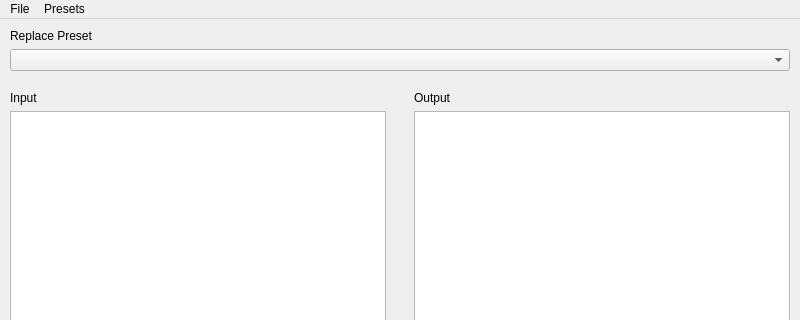
First picture: the form in src/mainwindow.ui, repository nikelaz/replacr, before the edit; both pictures show x 0 to 800 and y 0 to 320 of the 800 by 600 pixel window.
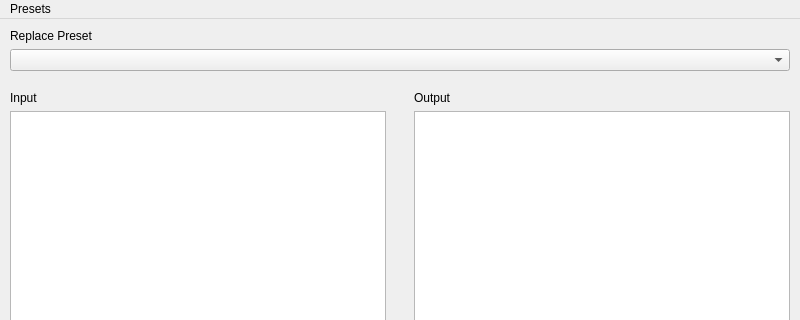
Second picture: the form after the edit. Icons and pictures are not drawn.

```diff
--- a/src/mainwindow.ui
+++ b/src/mainwindow.ui
@@ -13,6 +13,12 @@
   <property name="windowTitle">
    <string>Replacr</string>
   </property>
+  <property name="iconSize">
+   <size>
+    <width>5</width>
+    <height>5</height>
+   </size>
+  </property>
   <widget class="QWidget" name="centralwidget">
    <layout class="QVBoxLayout" name="verticalLayout_5">
     <property name="spacing">
@@ -117,22 +123,18 @@
      <x>0</x>
      <y>0</y>
      <width>800</width>
-     <height>28</height>
+     <height>17</height>
     </rect>
    </property>
-   <widget class="QMenu" name="menuFile">
-    <property name="title">
-     <string>File</string>
-    </property>
-    <addaction name="actionClose"/>
-   </widget>
+   <property name="nativeMenuBar">
+    <bool>true</bool>
+   </property>
    <widget class="QMenu" name="menuPresets">
     <property name="title">
      <string>Presets</string>
     </property>
     <addaction name="actionManage_Presets"/>
    </widget>
-   <addaction name="menuFile"/>
    <addaction name="menuPresets"/>
   </widget>
   <widget class="QStatusBar" name="statusbar"/>
```
Left out of the diff: 31 changed lines with no effect on the pictures.
